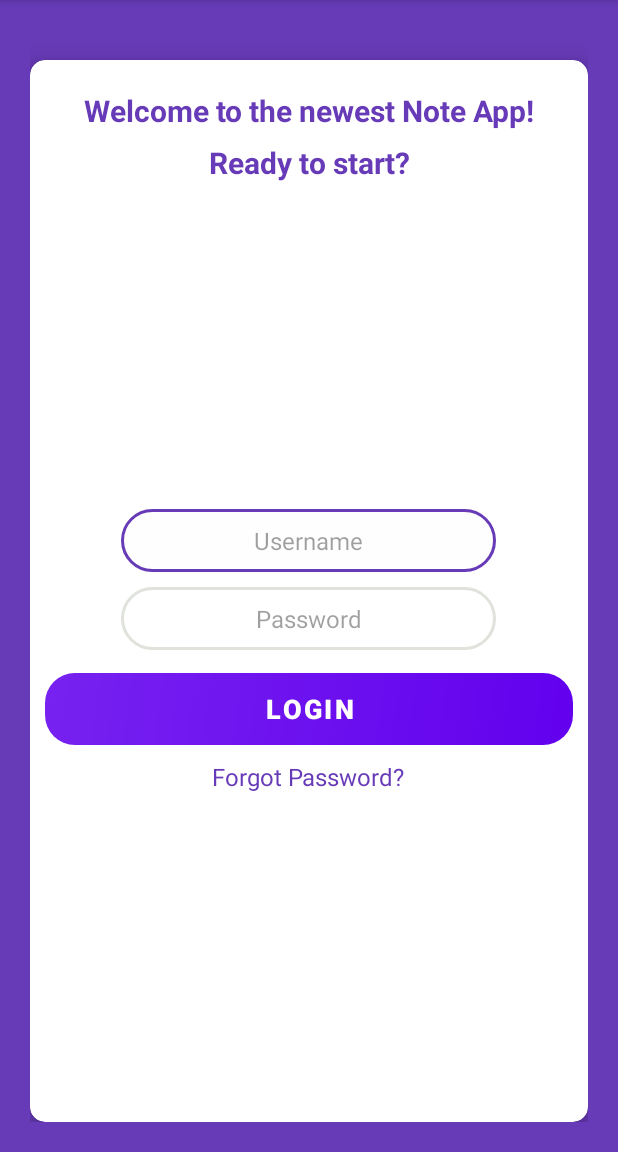
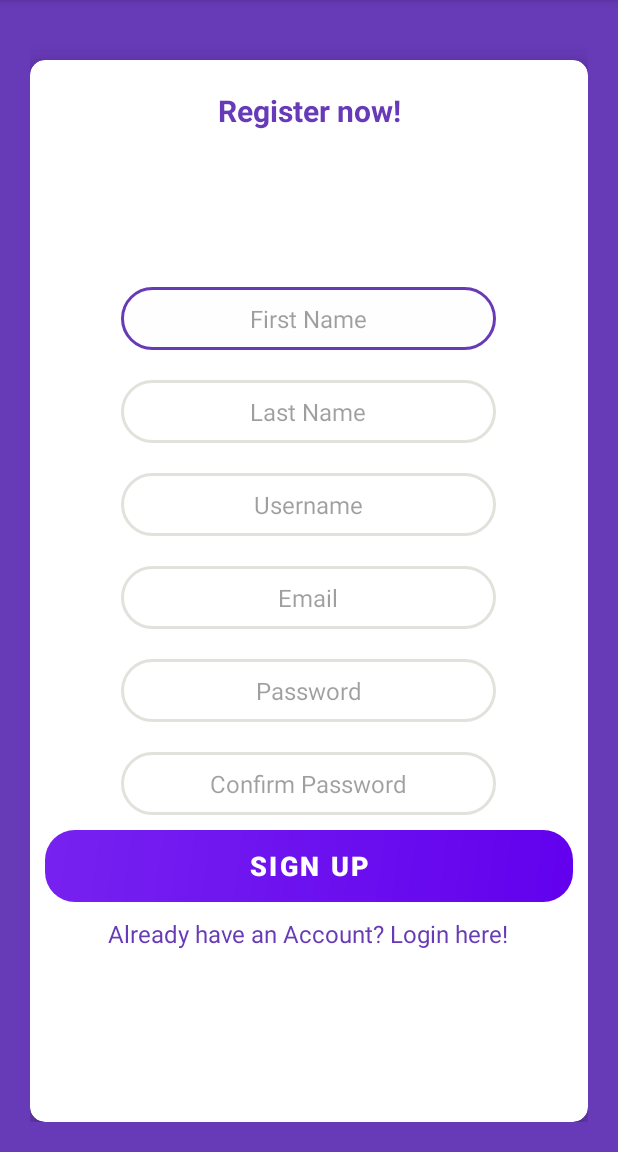
Before and after one commit to FrancoisAouad/note-application-android, an Android app: the screen it shows after launch (LoginActivity before the commit, RegisterActivity after it), on a phone screen of 412 x 824 dp, the part 84-1236 px from its top. Run offline under Robolectric (Android 15) with nearby library versions, the phone set to English and light mode, and no system bars.

Commit message:
added regsiter activity

```diff
--- a/app/src/main/java/main/app/auth/login/LoginActivity.java
+++ b/app/src/main/java/main/app/auth/login/LoginActivity.java
@@ -11,11 +11,11 @@ import android.widget.Toast;
 
 import main.app.MainActivity;
 import main.app.R;
-import main.app.auth.login.data.remote.LoginRequest;
-import main.app.auth.login.viewModels.UserViewModel;
+import main.app.auth.login.data.models.RequestModel;
+import main.app.auth.login.viewModels.LoginViewModel;
 
 public class LoginActivity extends AppCompatActivity {
-    UserViewModel userViewModel;
+    LoginViewModel loginViewModel;
     EditText username, password;
     Button loginButton;
 
@@ -28,10 +28,8 @@ public class LoginActivity extends AppCompatActivity {
         password = findViewById(R.id.password);
         loginButton = findViewById(R.id.loginButton);
 
-        userViewModel = new ViewModelProvider(this).get(UserViewModel.class);
-        userViewModel.getUserLiveData().observe(this, userModel -> {
-            // Handle success scenario - save the user data and navigate to the next screen
-            // for example, you could save the tokens to SharedPreferences and navigate to the HomeActivity
+        loginViewModel = new ViewModelProvider(this).get(LoginViewModel.class);
+        loginViewModel.getUserLiveData().observe(this, userModel -> {
             Toast.makeText(LoginActivity.this, "Login successful", Toast.LENGTH_SHORT).show();
             Intent intent = new Intent(LoginActivity.this, MainActivity.class);
             startActivity(intent);
@@ -41,8 +39,8 @@ public class LoginActivity extends AppCompatActivity {
         loginButton.setOnClickListener(v -> {
             final String user = username.getText().toString();
             final String pass = password.getText().toString();
-            LoginRequest loginRequest = new LoginRequest(user, pass);
-            userViewModel.login(loginRequest);
+            RequestModel requestModel = new RequestModel(user, pass);
+            loginViewModel.login(requestModel);
         });
     }
 }
--- a/app/src/main/java/main/app/auth/login/data/remote/UserService.java
+++ b/app/src/main/java/main/app/auth/login/data/remote/LoginService.java
@@ -1,13 +1,16 @@
 package main.app.auth.login.data.remote;
 
-import main.app.auth.login.data.models.UserModel;
+import main.app.auth.login.data.models.RequestModel;
+import main.app.auth.login.data.models.ResponseModel;
 import retrofit2.Call;
 import retrofit2.http.Body;
 import retrofit2.http.Headers;
 import retrofit2.http.POST;
 
-public interface UserService {
+public interface LoginService {
     @Headers("Content-Type: application/json")
     @POST("api/auth/login")
-    Call<UserModel> login(@Body LoginRequest loginRequest);
+    Call<ResponseModel> login(
+            @Body RequestModel requestModel
+    );
 }
--- a/app/src/main/java/main/app/auth/login/viewModels/UserViewModel.java
+++ /dev/null
@@ -1,26 +0,0 @@
-package main.app.auth.login.viewModels;
-
-import androidx.lifecycle.LiveData;
-import androidx.lifecycle.ViewModel;
-
-import main.app.auth.login.data.models.UserModel;
-import main.app.auth.login.data.remote.LoginRequest;
-import main.app.auth.login.data.remote.UserRepository;
-
-public class UserViewModel extends ViewModel {
-    private UserRepository userRepository;
-    private LiveData<UserModel> userLiveData;
-
-    public UserViewModel() {
-        userRepository = new UserRepository();
-        userLiveData = userRepository.getUserLiveData();
-    }
-
-    public LiveData<UserModel> getUserLiveData() {
-        return userLiveData;
-    }
-
-    public void login(LoginRequest loginRequest) {
-        userRepository.login(loginRequest);
-    }
-}
--- /dev/null
+++ b/app/src/main/java/main/app/auth/register/RegisterActivity.java
@@ -0,0 +1,57 @@
+package main.app.auth.register;
+
+import androidx.appcompat.app.AppCompatActivity;
+import androidx.lifecycle.ViewModelProvider;
+
+import android.content.Intent;
+import android.os.Bundle;
+import android.widget.Button;
+import android.widget.EditText;
+import android.widget.Toast;
+
+import main.app.MainActivity;
+import main.app.R;
+import main.app.auth.register.data.models.RequestModel;
+import main.app.auth.register.viewModels.RegisterViewModel;
+
+public class RegisterActivity extends AppCompatActivity {
+
+    @Override
+    protected void onCreate(Bundle savedInstanceState) {
+        super.onCreate(savedInstanceState);
+        setContentView(R.layout.activity_register);
+
+        RegisterViewModel registerViewModel;
+        EditText firstName, lastName, username, email, password, confirmPassword;
+        Button registerButton;
+
+        firstName = findViewById(R.id.firstName);
+        lastName = findViewById(R.id.lastName);
+        username = findViewById(R.id.username);
+        email = findViewById(R.id.email);
+        password = findViewById(R.id.password);
+        confirmPassword = findViewById(R.id.confirmPassword);
+        registerButton = findViewById(R.id.registerButton);
+
+        registerViewModel = new ViewModelProvider(this).get(RegisterViewModel.class);
+        registerViewModel.getUserLiveData().observe(this, userModel -> {
+            System.out.println("BEDORE INTENT: " + userModel);
+            Toast.makeText(RegisterActivity.this, "Welcome!", Toast.LENGTH_SHORT).show();
+            Intent intent = new Intent(RegisterActivity.this, MainActivity.class);
+            startActivity(intent);
+            finish();
+        });
+
+        registerButton.setOnClickListener(v -> {
+            final String first = firstName.getText().toString();
+            final String last = lastName.getText().toString();
+            final String user = username.getText().toString();
+            final String emai = email.getText().toString();
+            final String pass = password.getText().toString();
+            final String confirm = confirmPassword.getText().toString();
+            RequestModel requestModel = new RequestModel(first, last, user, emai, pass, confirm);
+            System.out.println("INSIDE BUTTON: " + requestModel);
+            registerViewModel.register(requestModel);
+        });
+    }
+}
--- /dev/null
+++ b/app/src/main/java/main/app/auth/register/data/remote/RegisterRepository.java
@@ -0,0 +1,58 @@
+package main.app.auth.register.data.remote;
+
+import androidx.lifecycle.LiveData;
+import androidx.lifecycle.MutableLiveData;
+
+import org.json.JSONException;
+import org.json.JSONObject;
+
+import main.app.auth.register.data.models.RequestModel;
+import main.app.auth.register.data.models.ResponseModel;
+import main.app.utils.GlobalService;
+import retrofit2.Call;
+import retrofit2.Callback;
+import retrofit2.Response;
+import retrofit2.Retrofit;
+
+public class RegisterRepository {
+    private MutableLiveData<ResponseModel> userMutableLiveData;
+    private GlobalService globalService;
+
+    public RegisterRepository() {
+        userMutableLiveData = new MutableLiveData<>();
+        globalService = new GlobalService();
+
+    }
+
+    public LiveData<ResponseModel> getUserLiveData() {
+        return userMutableLiveData;
+    }
+
+    public void register(RequestModel requestModel) {
+        Retrofit retrofit = globalService.initializeRetrofit();
+        RegisterService registerService = retrofit.create(RegisterService.class);
+        Call<ResponseModel> call = registerService.register(requestModel);
+        call.enqueue(new Callback<ResponseModel>() {
+            @Override
+            public void onResponse(Call<ResponseModel> call, Response<ResponseModel> response) {
+                if (!response.isSuccessful()) {
+                    try {
+                        String errorMessage = response.errorBody().toString();
+                        JSONObject jsonObject = new JSONObject(errorMessage);
+                        String message = jsonObject.getString("message");
+                        int statusCode = jsonObject.getInt("statusCode");
+                    } catch (JSONException e) {
+                        e.printStackTrace();
+                    }
+                }
+                ResponseModel user = response.body();
+                userMutableLiveData.postValue(user);
+            }
+
+            @Override
+            public void onFailure(Call<ResponseModel> call, Throwable t) {
+
+            }
+        });
+    }
+}
--- /dev/null
+++ b/app/src/main/java/main/app/auth/register/data/remote/RegisterService.java
@@ -0,0 +1,16 @@
+package main.app.auth.register.data.remote;
+
+import main.app.auth.register.data.models.RequestModel;
+import main.app.auth.register.data.models.ResponseModel;
+import retrofit2.Call;
+import retrofit2.http.Body;
+import retrofit2.http.Headers;
+import retrofit2.http.POST;
+
+public interface RegisterService {
+    @Headers("Content-Type: application/json")
+    @POST("api/auth/register")
+    Call<ResponseModel> register(
+            @Body RequestModel requestModel
+    );
+}
--- /dev/null
+++ b/app/src/main/java/main/app/auth/register/viewModels/RegisterViewModel.java
@@ -0,0 +1,26 @@
+package main.app.auth.register.viewModels;
+
+import androidx.lifecycle.LiveData;
+import androidx.lifecycle.ViewModel;
+
+import main.app.auth.register.data.models.ResponseModel;
+import main.app.auth.register.data.models.RequestModel;
+import main.app.auth.register.data.remote.RegisterRepository;
+
+public class RegisterViewModel extends ViewModel {
+    private RegisterRepository registerRepository;
+    private LiveData<ResponseModel> userLiveData;
+
+    public RegisterViewModel() {
+        registerRepository = new RegisterRepository();
+        userLiveData = registerRepository.getUserLiveData();
+    }
+
+    public LiveData<ResponseModel> getUserLiveData() {
+        return userLiveData;
+    }
+
+    public void register(RequestModel requestModel) {
+        registerRepository.register(requestModel);
+    }
+}
--- /dev/null
+++ b/app/src/main/res/layout/activity_register.xml
@@ -0,0 +1,175 @@
+<?xml version="1.0" encoding="utf-8"?>
+<LinearLayout xmlns:android="http://schemas.android.com/apk/res/android"
+    xmlns:app="http://schemas.android.com/apk/res-auto"
+    xmlns:tools="http://schemas.android.com/tools"
+    android:layout_width="match_parent"
+    android:layout_height="match_parent"
+    android:background="#FF673AB7"
+    android:orientation="vertical"
+    android:padding="20dp"
+    tools:context=".auth.register.RegisterActivity">
+
+    <androidx.cardview.widget.CardView
+        android:layout_width="match_parent"
+        android:layout_height="0dp"
+        android:layout_marginTop="20dp"
+        android:layout_weight="1"
+        android:background="#fff"
+        android:elevation="10dp"
+        app:cardBackgroundColor="#FFFFFF"
+        app:cardCornerRadius="10dp"
+        app:cardElevation="10dp">
+
+        <LinearLayout
+            android:layout_width="match_parent"
+            android:layout_height="match_parent"
+            android:layout_margin="10dp"
+            android:orientation="vertical">
+
+            <TextView
+                android:layout_width="match_parent"
+                android:layout_height="wrap_content"
+                android:layout_marginTop="10dp"
+                android:gravity="center"
+                android:text="Register now!"
+                android:textColor="#FF673AB7"
+                android:textSize="20sp"
+                android:textStyle="bold" />
+
+            <LinearLayout
+                android:layout_width="match_parent"
+                android:layout_height="0dp"
+                android:layout_marginTop="10dp"
+                android:layout_marginBottom="20dp"
+                android:layout_weight="1"
+                android:gravity="center"
+                android:orientation="vertical">
+
+                <EditText
+                    android:id="@+id/firstName"
+                    android:layout_width="250dp"
+                    android:layout_height="wrap_content"
+                    android:layout_gravity="center"
+                    android:layout_marginTop="10dp"
+                    android:layout_marginBottom="10dp"
+                    android:background="@drawable/login_edit_text"
+                    android:gravity="center"
+                    android:hint="First Name"
+                    android:inputType="text"
+                    android:maxLines="1"
+                    android:padding="10dp"
+                    android:textColor="@color/black"
+                    android:textColorHint="#60000000"
+                    android:textSize="16sp" />
+
+                <EditText
+                    android:id="@+id/lastName"
+                    android:layout_width="250dp"
+                    android:layout_height="wrap_content"
+                    android:layout_gravity="center"
+                    android:layout_marginTop="10dp"
+                    android:layout_marginBottom="10dp"
+                    android:background="@drawable/login_edit_text"
+                    android:gravity="center"
+                    android:hint="Last Name"
+                    android:inputType="text"
+                    android:maxLines="1"
+                    android:padding="10dp"
+                    android:textColor="@color/black"
+                    android:textColorHint="#60000000"
+                    android:textSize="16sp" />
+
+                <EditText
+                    android:id="@+id/username"
+                    android:layout_width="250dp"
+                    android:layout_height="wrap_content"
+                    android:layout_gravity="center"
+                    android:layout_marginTop="10dp"
+                    android:layout_marginBottom="10dp"
+                    android:background="@drawable/login_edit_text"
+                    android:gravity="center"
+                    android:hint="Username"
+                    android:inputType="text"
+                    android:maxLines="1"
+                    android:padding="10dp"
+                    android:textColor="@color/black"
+                    android:textColorHint="#60000000"
+                    android:textSize="16sp" />
+
+                <EditText
+                    android:id="@+id/email"
+                    android:layout_width="250dp"
+                    android:layout_height="wrap_content"
+                    android:layout_gravity="center"
+                    android:layout_marginTop="10dp"
+                    android:layout_marginBottom="10dp"
+                    android:background="@drawable/login_edit_text"
+                    android:gravity="center"
+                    android:hint="Email"
+                    android:inputType="textEmailAddress"
+                    android:maxLines="1"
+                    android:padding="10dp"
+                    android:textColor="@color/black"
+                    android:textColorHint="#60000000"
+                    android:textSize="16sp" />
+
+                <EditText
+                    android:id="@+id/password"
+                    android:layout_width="250dp"
+                    android:layout_height="wrap_content"
+                    android:layout_gravity="center"
+                    android:layout_marginTop="10dp"
+                    android:layout_marginBottom="10dp"
+                    android:background="@drawable/login_edit_text"
+                    android:gravity="center"
+                    android:hint="Password"
+                    android:inputType="text"
+                    android:maxLines="1"
+                    android:padding="10dp"
+                    android:textColor="@color/black"
+                    android:textColorHint="#60000000"
+                    android:textSize="16sp" />
+
+                <EditText
+                    android:id="@+id/confirmPassword"
+                    android:layout_width="250dp"
+                    android:layout_height="wrap_content"
+                    android:layout_gravity="center"
+                    android:layout_marginTop="10dp"
+                    android:layout_marginBottom="10dp"
+                    android:background="@drawable/login_edit_text"
+                    android:gravity="center"
+                    android:hint="Confirm Password"
+                    android:inputType="text"
+                    android:maxLines="1"
+                    android:padding="10dp"
+                    android:textColor="@color/black"
+                    android:textColorHint="#60000000"
+                    android:textSize="16sp" />
+
+
+                <Button
+                    android:id="@+id/registerButton"
+                    android:layout_width="match_parent"
+                    android:layout_height="wrap_content"
+                    android:background="@drawable/login_button"
+                    android:text="Sign Up"
+                    android:textColor="#FFFFFF"
+                    android:textSize="18sp"
+                    android:textStyle="bold" />
+
+                <TextView
+                    android:id="@+id/login"
+                    android:layout_width="wrap_content"
+                    android:layout_height="wrap_content"
+                    android:layout_gravity="center"
+                    android:layout_marginTop="10dp"
+                    android:text="Already have an Account? Login here!"
+                    android:textColor="#673AB7"
+                    android:textSize="16sp" />
+
+            </LinearLayout>
+        </LinearLayout>
+    </androidx.cardview.widget.CardView>
+
+</LinearLayout>
```
Also changed, not shown: app/src/main/AndroidManifest.xml (+16 -4 lines), app/src/main/java/main/app/auth/login/data/models/RequestModel.java (renamed from app/src/main/java/main/app/auth/login/data/remote/LoginRequest.java, +5 -6 lines), app/src/main/java/main/app/auth/login/data/models/ResponseModel.java (renamed from app/src/main/java/main/app/auth/login/data/models/UserModel.java, +2 -5 lines), app/src/main/java/main/app/auth/login/data/remote/LoginRepository.java (added, +62 -0 lines), app/src/main/java/main/app/auth/login/data/remote/UserRepository.java (deleted, +0 -84 lines), app/src/main/java/main/app/auth/login/viewModels/LoginViewModel.java (added, +26 -0 lines), app/src/main/java/main/app/auth/register/data/models/RequestModel.java (added, +41 -0 lines), app/src/main/java/main/app/auth/register/data/models/ResponseModel.java (added, +19 -0 lines), app/src/main/java/main/app/utils/GlobalService.java (added, +49 -0 lines).
